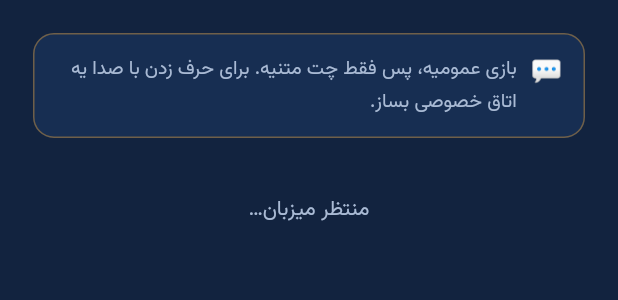
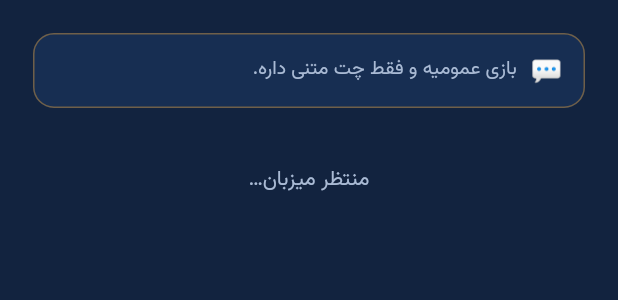
Before and after one commit to AdmEve/game2, a Flutter app: the LobbyView widget shown alone on an empty page, opened directly with empty values, on a phone screen of 412 x 824 dp. Shown: the top 300 px of the screen. Run offline on Flutter 3.47's test engine with Material 3 defaults, Android fonts, the phone set to English and light mode, and no system bars; our stand-ins replace shared_preferences; accounts and stored records are empty.

Commit message:
Hide voice UI until voice exists; Persian digits in solve messages; truthful kick text
Found by playing the web build on three simulated phones:
- The lobby said voice chat was on and the drawer had a push-to-talk button,
  but no audio is sent yet. kVoiceBuilt (lib/config.dart) hides push-to-talk,
  host mute and voice copy until it is; server voice rules are unchanged.
- 'جوابو زد! +283' used Latin digits and came out reversed in RTL; now
  'جوابو زد! ۲۸۳ امتیاز'.
- Kick said the player couldn't come back with the code; the server doesn't
  (and without accounts can't) enforce that.

Co-Authored-By: Claude Opus 5.5 <noreply@anthropic.com>
Claude-Session: https://claude.ai/code/session_01HbTNAX5MMTosAovgxsbhW4

```diff
--- /dev/null
+++ b/lib/config.dart
@@ -0,0 +1,5 @@
+/// Voice audio is not built yet (HANDOFF.md step 5). While this is false the
+/// app hides push-to-talk, host mute and any "voice is on" text, so
+/// playtesters are not promised something that does nothing. The server keeps
+/// its voice rules (private rooms only, drawer muted in team mode) for later.
+const kVoiceBuilt = false;
--- a/lib/net/game_client.dart
+++ b/lib/net/game_client.dart
@@ -4,6 +4,9 @@ import 'dart:ui';
 
 import 'package:flutter/foundation.dart';
 import 'package:web_socket_channel/web_socket_channel.dart';
+
+import '../config.dart';
+import '../theme.dart' show fa;
 
 /* ----------------------------- models ----------------------------- */
 
@@ -140,6 +143,9 @@ class GameClient extends ChangeNotifier {
   Timer? _tick;
 
   bool get connected => _ch != null;
+
+  /// Show voice controls: the room allows voice and voice actually exists.
+  bool get voiceOn => kVoiceBuilt && voiceAllowed;
 
   /// This device solved the current word (it is not the drawer).
   bool get iSolved => !iAmDrawer && (me?.solved ?? false);
@@ -296,7 +302,7 @@ class GameClient extends ChangeNotifier {
 
       case 'solved':
         chat.add(ChatLine((m['name'] ?? '') as String,
-            'جوابو زد! +${m['points']}',
+            'جوابو زد! ${fa(m['points'] ?? 0)} امتیاز',
             kind: ChatKind.hit));
         for (final p in players) {
           if (p.id == m['from']) p.solved = true;
--- a/lib/ui/game_screen.dart
+++ b/lib/ui/game_screen.dart
@@ -1,5 +1,6 @@
 import 'package:flutter/material.dart';
 
+import '../config.dart';
 import '../net/game_client.dart';
 import '../theme.dart';
 import 'home_screen.dart';
@@ -206,7 +207,7 @@ class _GameScreenState extends State<GameScreen> {
           ]),
         ),
       ),
-      if (c.voiceAllowed)
+      if (c.voiceOn)
         Padding(
           padding: const EdgeInsets.only(bottom: 8),
           child: PushToTalk(
@@ -315,7 +316,7 @@ class _GameScreenState extends State<GameScreen> {
         ),
       ),
       SizedBox(height: 120, child: ChatFeed(lines: c.chat)),
-      if (!c.voiceAllowed)
+      if (kVoiceBuilt && !c.voiceAllowed)
         const Padding(
           padding: EdgeInsets.symmetric(horizontal: 14, vertical: 6),
           child: Text('بازی عمومی — گفتگوی صوتی خاموشه.',
--- a/lib/ui/home_screen.dart
+++ b/lib/ui/home_screen.dart
@@ -1,6 +1,7 @@
 import 'package:flutter/material.dart';
 import 'package:shared_preferences/shared_preferences.dart';
 
+import '../config.dart';
 import '../net/game_client.dart';
 import '../theme.dart';
 import 'game_screen.dart';
@@ -186,7 +187,8 @@ class LobbyView extends StatelessWidget {
 
   @override
   Widget build(BuildContext context) {
-    final voice = client.voiceAllowed;
+    final voice = client.voiceOn;
+    final private = client.roomCode != null;
     return SingleChildScrollView(
       padding: const EdgeInsets.all(22),
       child: Column(crossAxisAlignment: CrossAxisAlignment.stretch, children: [
@@ -204,7 +206,9 @@ class LobbyView extends StatelessWidget {
               child: Text(
                 voice
                     ? 'گفتگوی صوتی روشنه چون این اتاق خصوصیه.${client.isHost ? ' به‌عنوان میزبان می‌تونی هرکسی رو بی‌صدا یا اخراج کنی.' : ''}'
-                    : 'بازی عمومیه، پس فقط چت متنیه. برای حرف زدن با صدا یه اتاق خصوصی بساز.',
+                    : private
+                        ? 'اتاق خصوصیه: فقط کسایی که کد رو دارن میان تو.${client.isHost ? ' به‌عنوان میزبان می‌تونی هرکسی رو اخراج کنی.' : ''}'
+                        : 'بازی عمومیه و فقط چت متنی داره.',
                 style: const TextStyle(color: C.txtDim, fontSize: 13, height: 1.7),
               ),
             ),
@@ -255,7 +259,7 @@ class LobbyView extends StatelessWidget {
                     child: Text(p.team == 0 ? 'آبی' : 'قرمز',
                         style: const TextStyle(fontSize: 11, fontWeight: FontWeight.w800)),
                   ),
-                if (p.hostMuted) const Padding(
+                if (kVoiceBuilt && p.hostMuted) const Padding(
                   padding: EdgeInsets.only(right: 6),
                   child: Text('🔇', style: TextStyle(fontSize: 14)),
                 ),
@@ -323,7 +327,7 @@ void _hostSheet(BuildContext context, GameClient client, Player p) {
           child: Column(mainAxisSize: MainAxisSize.min, children: [
             Text(p.name, style: const TextStyle(fontSize: 18, fontWeight: FontWeight.w800)),
             const SizedBox(height: 14),
-            _SheetAction(
+            if (kVoiceBuilt) _SheetAction(
               icon: p.hostMuted ? '🔊' : '🚫',
               label: p.hostMuted ? 'اجازه حرف زدن بده' : 'برای همه بی‌صدا کن',
               note: 'میزبان: کسی صداش رو نمی‌شنوه',
@@ -335,7 +339,7 @@ void _hostSheet(BuildContext context, GameClient client, Player p) {
             _SheetAction(
               icon: '👋',
               label: 'اخراج از اتاق',
-              note: 'دیگه نمی‌تونه با این کد برگرده',
+              note: 'از اتاق بیرونش می‌کنه',
               danger: true,
               onTap: () {
                 client.hostKick(p.id);
```
